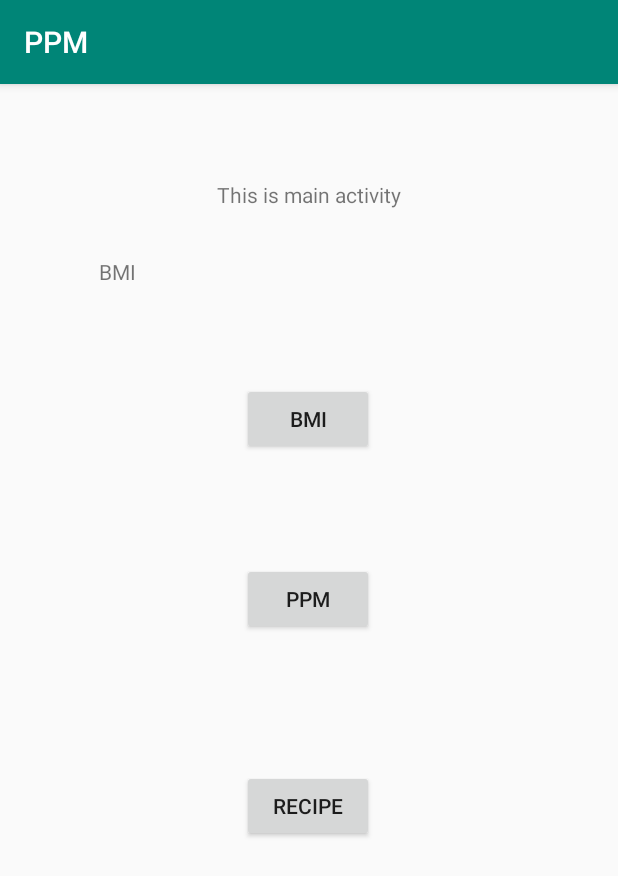
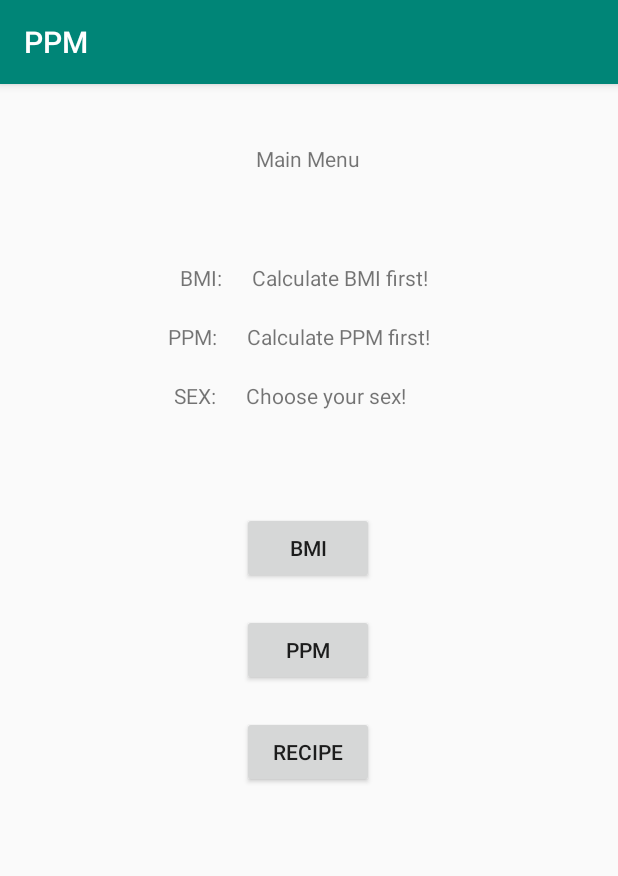
Before and after one commit to ravczar/PAMO, an Android app: the screen it shows after launch (MainActivity), on a phone screen of 412 x 824 dp. Shown: the top 876 px of the screen. Run offline under Robolectric (Android 15) with nearby library versions, the phone set to English and light mode, and no system bars.

Commit message:
fix data import to Activities and auto view in inputs

```diff
--- a/PPM/app/src/main/res/layout/activity_main.xml
+++ b/PPM/app/src/main/res/layout/activity_main.xml
@@ -7,12 +7,13 @@
     tools:context=".MainActivity">
 
     <TextView
-        android:id="@+id/textView2"
+        android:id="@+id/main_menu_title"
         android:layout_width="wrap_content"
         android:layout_height="wrap_content"
-        android:layout_marginTop="64dp"
-        android:text="This is main activity"
+        android:layout_marginTop="40dp"
+        android:text="Main Menu"
         app:layout_constraintEnd_toEndOf="parent"
+        app:layout_constraintHorizontal_bias="0.498"
         app:layout_constraintStart_toStartOf="parent"
         app:layout_constraintTop_toTopOf="parent" />
 
@@ -20,18 +21,18 @@
         android:id="@+id/button_bmi"
         android:layout_width="wrap_content"
         android:layout_height="wrap_content"
-        android:layout_marginTop="116dp"
+        android:layout_marginTop="68dp"
         android:text="BMI"
         app:layout_constraintEnd_toEndOf="parent"
         app:layout_constraintHorizontal_bias="0.498"
         app:layout_constraintStart_toStartOf="parent"
-        app:layout_constraintTop_toBottomOf="@+id/textView2" />
+        app:layout_constraintTop_toBottomOf="@+id/sex_text" />
 
     <Button
         android:id="@+id/button_ppm"
         android:layout_width="wrap_content"
         android:layout_height="wrap_content"
-        android:layout_marginTop="72dp"
+        android:layout_marginTop="20dp"
         android:text="PPM"
         app:layout_constraintEnd_toEndOf="parent"
         app:layout_constraintHorizontal_bias="0.498"
@@ -42,24 +43,80 @@
         android:id="@+id/button_recipe"
         android:layout_width="wrap_content"
         android:layout_height="wrap_content"
+        android:layout_marginTop="20dp"
         android:text="RECIPE"
         app:layout_constraintBottom_toBottomOf="parent"
         app:layout_constraintEnd_toEndOf="parent"
         app:layout_constraintHorizontal_bias="0.498"
         app:layout_constraintStart_toStartOf="parent"
         app:layout_constraintTop_toBottomOf="@+id/button_ppm"
-        app:layout_constraintVertical_bias="0.256" />
+        app:layout_constraintVertical_bias="0.0" />
+
+    <TextView
+        android:id="@+id/bmi_text"
+        android:layout_width="wrap_content"
+        android:layout_height="wrap_content"
+        android:layout_marginStart="120dp"
+        android:layout_marginTop="60dp"
+        android:text="BMI:"
+        app:layout_constraintStart_toStartOf="parent"
+        app:layout_constraintTop_toBottomOf="@+id/main_menu_title" />
+
+    <TextView
+        android:id="@+id/ppm_text"
+        android:layout_width="wrap_content"
+        android:layout_height="wrap_content"
+        android:layout_marginStart="112dp"
+        android:layout_marginTop="20dp"
+        android:text="PPM:"
+        app:layout_constraintStart_toStartOf="parent"
+        app:layout_constraintTop_toBottomOf="@+id/bmi_text" />
 
     <TextView
         android:id="@+id/bmi_view"
         android:layout_width="wrap_content"
         android:layout_height="wrap_content"
-        android:text="BMI"
-        app:layout_constraintBottom_toBottomOf="parent"
+        android:layout_marginStart="20dp"
+        android:layout_marginTop="60dp"
+        android:text="Calculate BMI first!"
         app:layout_constraintEnd_toEndOf="parent"
-        app:layout_constraintHorizontal_bias="0.17"
+        app:layout_constraintHorizontal_bias="0.0"
+        app:layout_constraintStart_toEndOf="@+id/bmi_text"
+        app:layout_constraintTop_toBottomOf="@+id/main_menu_title" />
+
+    <TextView
+        android:id="@+id/ppm_view"
+        android:layout_width="wrap_content"
+        android:layout_height="wrap_content"
+        android:layout_marginStart="20dp"
+        android:layout_marginTop="20dp"
+        android:text="Calculate PPM first!"
+        app:layout_constraintEnd_toEndOf="parent"
+        app:layout_constraintHorizontal_bias="0.0"
+        app:layout_constraintStart_toEndOf="@+id/ppm_text"
+        app:layout_constraintTop_toBottomOf="@+id/bmi_view" />
+
+    <TextView
+        android:id="@+id/sex_text"
+        android:layout_width="wrap_content"
+        android:layout_height="wrap_content"
+        android:layout_marginStart="116dp"
+        android:layout_marginTop="20dp"
+        android:text="SEX:"
         app:layout_constraintStart_toStartOf="parent"
-        app:layout_constraintTop_toTopOf="parent"
-        app:layout_constraintVertical_bias="0.154" />
+        app:layout_constraintTop_toBottomOf="@+id/ppm_text" />
+
+    <TextView
+        android:id="@+id/sex_view"
+        android:layout_width="wrap_content"
+        android:layout_height="wrap_content"
+        android:layout_marginStart="20dp"
+        android:layout_marginTop="20dp"
+        android:layout_marginEnd="116dp"
+        android:text="Choose your sex!"
+        app:layout_constraintEnd_toEndOf="parent"
+        app:layout_constraintHorizontal_bias="0.0"
+        app:layout_constraintStart_toEndOf="@+id/sex_text"
+        app:layout_constraintTop_toBottomOf="@+id/ppm_view" />
 
 </androidx.constraintlayout.widget.ConstraintLayout>
```
Also changed, not shown: PPM/app/src/main/java/com/pjatk/s16281/BMI.java (+36 -6 lines), PPM/app/src/main/java/com/pjatk/s16281/MainActivity.java (+69 -4 lines), PPM/app/src/main/java/com/pjatk/s16281/PPM.java (+33 -7 lines).
